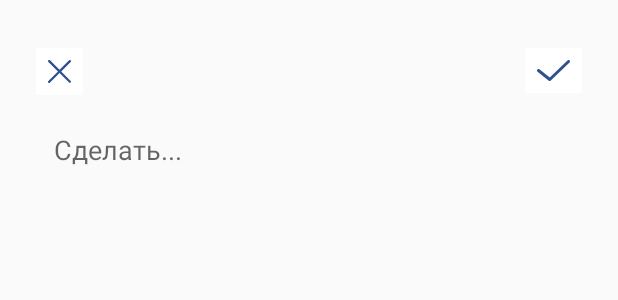
After one commit to AlexeyGvozdev/TodoAndroid, an Android app: the layout fragment_add_task.xml on its own in the app's theme, with its tools: preview values and no code run, on a phone screen of 412 x 824 dp. The commit adds this screen. Shown: the top 300 px of the screen. Run offline under Robolectric (Android 15) with nearby library versions, the phone set to English and light mode, and no system bars.

Commit message:
add add task bottomsheet dialog

```diff
--- /dev/null
+++ b/app/src/main/res/drawable/bg_add_task.xml
@@ -0,0 +1,7 @@
+<?xml version="1.0" encoding="utf-8"?>
+<shape xmlns:android="http://schemas.android.com/apk/res/android">
+    <solid android:color="@color/colorWhite"/>
+    <corners android:topLeftRadius="30dp"
+        android:topRightRadius="30dp"/>
+
+</shape>
--- /dev/null
+++ b/app/src/main/res/drawable/ic_add_task.xml
@@ -0,0 +1,13 @@
+<vector xmlns:android="http://schemas.android.com/apk/res/android"
+    android:width="22dp"
+    android:height="14dp"
+    android:viewportWidth="22"
+    android:viewportHeight="14">
+  <path
+      android:pathData="M1,7L8.5,13L21,1"
+      android:strokeLineJoin="round"
+      android:strokeWidth="2"
+      android:fillColor="#00000000"
+      android:strokeColor="#315091"
+      android:strokeLineCap="round"/>
+</vector>
--- /dev/null
+++ b/app/src/main/res/drawable/ic_close_add_task.xml
@@ -0,0 +1,9 @@
+<vector xmlns:android="http://schemas.android.com/apk/res/android"
+    android:width="15dp"
+    android:height="15dp"
+    android:viewportWidth="15"
+    android:viewportHeight="15">
+  <path
+      android:pathData="M8.6022,7.483L14.8197,1.2821C14.9425,1.139 15.0067,0.955 14.9994,0.7667C14.9921,0.5785 14.9139,0.3999 14.7803,0.2667C14.6468,0.1335 14.4677,0.0554 14.2789,0.0482C14.0902,0.0409 13.9056,0.1049 13.7622,0.2275L7.5447,6.4283L1.3272,0.22C1.1859,0.0791 0.9944,0 0.7947,0C0.5949,0 0.4034,0.0791 0.2622,0.22C0.1209,0.3608 0.0416,0.5519 0.0416,0.7511C0.0416,0.9502 0.1209,1.1413 0.2622,1.2821L6.4872,7.483L0.2622,13.6839C0.1836,13.7509 0.1199,13.8334 0.0749,13.9262C0.0298,14.019 0.0045,14.1201 0.0006,14.2231C-0.0034,14.3261 0.014,14.4289 0.0517,14.5249C0.0894,14.6208 0.1466,14.708 0.2197,14.7809C0.2928,14.8538 0.3802,14.9109 0.4764,14.9485C0.5727,14.9861 0.6757,15.0034 0.7789,14.9994C0.8822,14.9955 0.9836,14.9702 1.0766,14.9253C1.1697,14.8804 1.2524,14.8168 1.3197,14.7385L7.5447,8.5377L13.7622,14.7385C13.9056,14.8611 14.0902,14.9251 14.2789,14.9178C14.4677,14.9106 14.6468,14.8325 14.7803,14.6993C14.9139,14.5661 14.9921,14.3875 14.9994,14.1993C15.0067,14.011 14.9425,13.827 14.8197,13.6839L8.6022,7.483Z"
+      android:fillColor="#315091"/>
+</vector>
--- /dev/null
+++ b/app/src/main/res/layout/fragment_add_task.xml
@@ -0,0 +1,54 @@
+<?xml version="1.0" encoding="utf-8"?>
+<androidx.constraintlayout.widget.ConstraintLayout xmlns:android="http://schemas.android.com/apk/res/android"
+    xmlns:app="http://schemas.android.com/apk/res-auto"
+    android:layout_width="match_parent"
+    android:layout_height="match_parent"
+    android:background="@color/colorTransparent">
+
+    <LinearLayout
+        android:id="@+id/containerAddAndClose"
+        android:layout_width="match_parent"
+        android:layout_height="wrap_content"
+        android:layout_marginTop="32dp"
+        android:orientation="horizontal"
+        app:layout_constraintTop_toTopOf="parent">
+
+        <ImageButton
+            android:layout_width="wrap_content"
+            android:layout_height="wrap_content"
+            android:layout_marginStart="24dp"
+            android:background="@color/colorWhite"
+            android:contentDescription="@null"
+            android:padding="8dp"
+            android:src="@drawable/ic_close_add_task" />
+
+        <View
+            android:layout_width="0dp"
+            android:layout_height="0dp"
+            android:layout_weight="1" />
+
+        <ImageButton
+            android:layout_width="wrap_content"
+            android:layout_height="wrap_content"
+            android:layout_marginEnd="24dp"
+            android:background="@color/colorWhite"
+            android:contentDescription="@null"
+            android:padding="8dp"
+            android:src="@drawable/ic_add_task" />
+
+
+    </LinearLayout>
+
+    <EditText
+        android:layout_width="match_parent"
+        android:layout_height="wrap_content"
+        android:layout_marginStart="36dp"
+        android:layout_marginTop="24dp"
+        android:layout_marginEnd="36dp"
+        android:background="@null"
+        android:gravity="top"
+        android:hint="Сделать..."
+        android:minLines="10"
+        app:layout_constraintTop_toBottomOf="@id/containerAddAndClose" />
+
+</androidx.constraintlayout.widget.ConstraintLayout>
--- a/app/src/main/res/layout/fragment_table.xml
+++ b/app/src/main/res/layout/fragment_table.xml
@@ -30,6 +30,7 @@
         tools:listitem="@layout/item_task" />
 
     <com.google.android.material.floatingactionbutton.FloatingActionButton
+        android:id="@+id/addTask"
         android:layout_width="wrap_content"
         android:layout_height="wrap_content"
         android:layout_marginEnd="24dp"
--- a/app/src/main/res/values/styles.xml
+++ b/app/src/main/res/values/styles.xml
@@ -8,6 +8,15 @@
         <item name="colorAccent">@color/colorAccent</item>
         <item name="android:textColorSecondary">@color/colorWhite</item>
         <item name="toolbarStyle">@style/ToolbarMenuStyle</item>
+        <item name="bottomSheetDialogTheme">@style/AppBottomSheetDialogTheme</item>
+    </style>
+
+    <style name="AppBottomSheetDialogTheme" parent="Theme.Design.Light.BottomSheetDialog">
+        <item name="bottomSheetStyle">@style/AppModalStyle</item>
+    </style>
+
+    <style name="AppModalStyle" parent="Widget.Design.BottomSheet.Modal">
+        <item name="android:background">@drawable/bg_add_task</item>
     </style>
 
     <style name="ToolbarMenuStyle" parent="@style/Widget.AppCompat.Toolbar">
```
Also changed, not shown: app/src/main/java/com/sinx/todo/base/BaseViewModel.kt (+7 -0 lines), app/src/main/java/com/sinx/todo/ui/add/task/AddTaskBottomSheet.kt (added, +19 -0 lines), app/src/main/java/com/sinx/todo/ui/table/TableFragment.kt (+19 -1 lines), app/src/main/java/com/sinx/todo/ui/table/TableViewModel.kt (+7 -0 lines), app/src/main/res/navigation/root.xml (+13 -1 lines).
